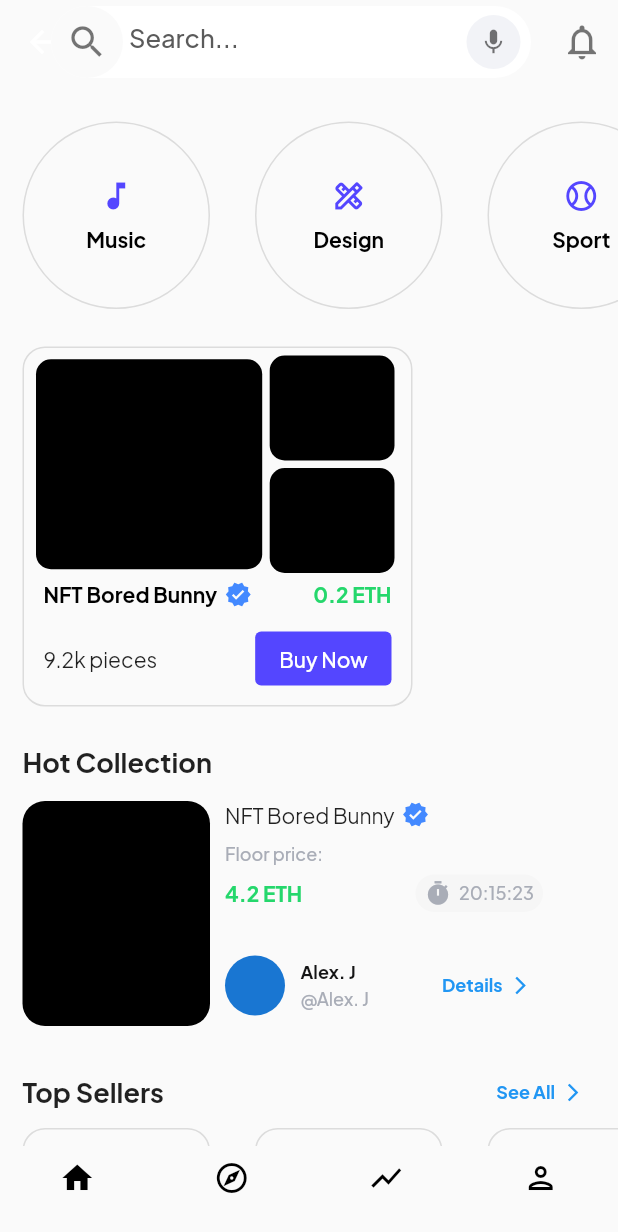
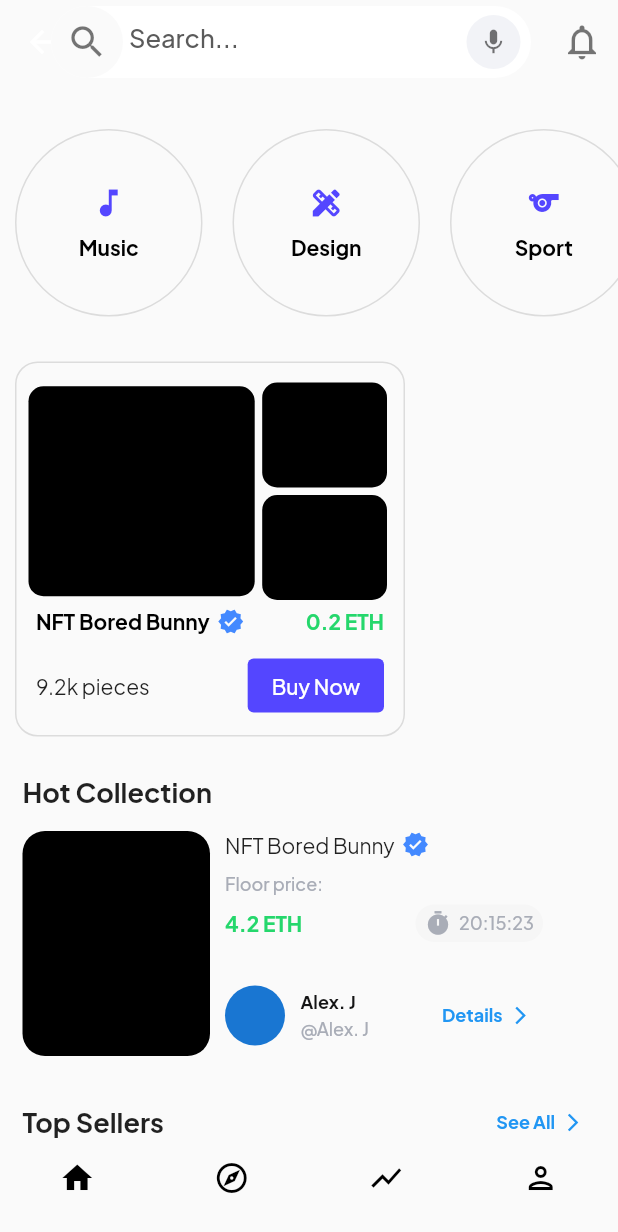
Before and after one commit to ZRShamim/nft_market, a Flutter app: the RootPage screen opened directly, after a tap on the "search" icon, on a phone screen of 412 x 824 dp. Shown: the top 1232 px of the screen. Run offline on Flutter 3.47's test engine with Material 2 defaults, Android fonts, the phone set to English and light mode, and no system bars; our stand-ins replace email_validator, firebase_auth, firebase_core, flutter_inset_box_shadow, google_sign_in, lottie and 1 more; accounts and stored records are empty.

Commit message:
profile page and custom container re-worked

```diff
--- a/lib/main.dart
+++ b/lib/main.dart
@@ -2,7 +2,6 @@
 import 'package:firebase_core/firebase_core.dart';
 import 'package:flutter/material.dart';
 import 'package:flutter/services.dart';
-import 'package:nft_market/design_test.dart';
 import 'package:nft_market/view/onboarding_pages/onboarding_page.dart';
 import 'package:shared_preferences/shared_preferences.dart';
 
--- a/lib/view/Auth/varify_email_page.dart
+++ b/lib/view/Auth/varify_email_page.dart
@@ -5,8 +5,6 @@ import 'package:flutter/material.dart';
 import 'package:nft_market/view/home_page/home_page.dart';
 
 import 'package:nft_market/view/utils.dart';
-
-import '../../main.dart';
 
 class VerifyEmailPage extends StatefulWidget {
   const VerifyEmailPage({Key? key}) : super(key: key);
--- /dev/null
+++ b/lib/view/global_widgets/custom_container.dart
@@ -0,0 +1,33 @@
+import 'package:flutter/material.dart';
+
+class CustomContainer extends StatelessWidget {
+  const CustomContainer({
+    Key? key,
+    required this.width,
+    required this.height,
+    required this.child,
+    required this.radius,
+  }) : super(key: key);
+  final double width;
+  final double height;
+  final Widget child;
+  final double radius;
+
+  @override
+  Widget build(BuildContext context) {
+    return Container(
+      // margin: const EdgeInsets.symmetric(horizontal: 15),
+      // padding: const EdgeInsets.symmetric(horizontal: 8, vertical: 8),
+      width: width,
+      height: height,
+      decoration: BoxDecoration(
+        // color: Colors.black,
+        borderRadius: BorderRadius.circular(radius),
+        border: Border.all(
+          color: Colors.black12,
+        ),
+      ),
+      child: child,
+    );
+  }
+}
--- a/lib/view/home_page/home_page.dart
+++ b/lib/view/home_page/home_page.dart
@@ -1,11 +1,9 @@
 import 'dart:math';
 
 import 'package:flutter/material.dart';
-import 'package:lottie/lottie.dart';
-import 'package:nft_market/view/style/image_path.dart';
 
 import '../style/style.dart';
-import 'widgets/genre_container.dart';
+import '../global_widgets/custom_container.dart';
 
 class HomePage extends StatefulWidget {
   const HomePage({Key? key}) : super(key: key);
@@ -189,36 +187,103 @@ class _HomePageState extends State<HomePage>
           crossAxisAlignment: CrossAxisAlignment.start,
           children: [
             const SizedBox(
-              height: 10,
+              height: 30,
             ),
             // Search by genre section
             SingleChildScrollView(
               scrollDirection: Axis.horizontal,
               child: Row(
+                children: [
+                  Padding(
+                    padding: const EdgeInsets.symmetric(horizontal: 10),
+                    child: CustomContainer(
+                      height: 125,
+                      width: 125,
+                      radius: 100,
+                      child: Column(
+                        mainAxisAlignment: MainAxisAlignment.center,
                         children: const [
-                  GenreContainer(
-                    text: 'Music',
-                    icon: Icons.music_note,
+                          Icon(
+                            Icons.music_note,
+                            color: Color(0xff5446FF),
                           ),
-                  GenreContainer(
-                    text: 'Design',
-                    icon: Icons.design_services_outlined,
+                          SizedBox(
+                            height: 8,
                           ),
-                  GenreContainer(
-                    text: 'Sport',
-                    icon: Icons.sports_baseball_outlined,
+                          Text(
+                            'Music',
+                            style: textStyle14,
+                          ),
+                        ],
+                      ),
+                    ),
+                  ),
+                  Padding(
+                    padding: const EdgeInsets.symmetric(horizontal: 10),
+                    child: CustomContainer(
+                      height: 125,
+                      width: 125,
+                      radius: 100,
+                      child: Column(
+                        mainAxisAlignment: MainAxisAlignment.center,
+                        children: const [
+                          Icon(
+                            Icons.design_services,
+                            color: Color(0xff5446FF),
+                          ),
+                          SizedBox(
+                            height: 8,
+                          ),
+                          Text(
+                            'Design',
+                            style: textStyle14,
+                          ),
+                        ],
+                      ),
+                    ),
+                  ),
+                  Padding(
+                    padding: const EdgeInsets.symmetric(horizontal: 10),
+                    child: CustomContainer(
+                      height: 125,
+                      width: 125,
+                      radius: 100,
+                      child: Column(
+                        mainAxisAlignment: MainAxisAlignment.center,
+                        children: const [
+                          Icon(
+                            Icons.sports,
+                            color: Color(0xff5446FF),
+                          ),
+                          SizedBox(
+                            height: 8,
+                          ),
+                          Text(
+                            'Sport',
+                            style: textStyle14,
+                          ),
+                        ],
+                      ),
+                    ),
                   ),
                 ],
               ),
             ),
             const SizedBox(
-              height: 10,
+              height: 30,
             ),
             // group section
-            const CustomContainer(
+            const Padding(
+              padding: EdgeInsets.symmetric(horizontal: 10),
+              child: CustomContainer(
                 width: 260,
-              height: 240,
+                height: 250,
+                radius: 15,
+                child: Padding(
+                  padding: EdgeInsets.all(8.0),
                   child: Groupedchild(size: 260),
+                ),
+              ),
             ),
             const SizedBox(
               height: 25,
@@ -438,9 +503,12 @@ class UserCard extends StatelessWidget {
 
   @override
   Widget build(BuildContext context) {
-    return CustomContainer(
+    return Padding(
+      padding: const EdgeInsets.symmetric(horizontal: 10),
+      child: CustomContainer(
         width: 125,
         height: 160,
+        radius: 15,
         child: Column(
           mainAxisAlignment: MainAxisAlignment.center,
           children: const [
@@ -460,6 +528,7 @@ class UserCard extends StatelessWidget {
               style: textStyleGreen,
             )
           ],
+        ),
       ),
     );
   }
@@ -491,36 +560,6 @@ class TextButtonIconWidget extends StatelessWidget {
           ),
         ],
       ),
-    );
-  }
-}
-
-class CustomContainer extends StatelessWidget {
-  const CustomContainer({
-    Key? key,
-    required this.width,
-    required this.height,
-    required this.child,
-  }) : super(key: key);
-  final double width;
-  final double height;
-  final Widget child;
-
-  @override
-  Widget build(BuildContext context) {
-    return Container(
-      margin: const EdgeInsets.symmetric(horizontal: 15),
-      padding: const EdgeInsets.symmetric(horizontal: 8),
-      width: width,
-      height: height,
-      decoration: BoxDecoration(
-        // color: Colors.black,
-        borderRadius: BorderRadius.circular(15),
-        border: Border.all(
-          color: Colors.black12,
-        ),
-      ),
-      child: child,
     );
   }
 }
--- a/lib/view/home_page/widgets/genre_container.dart
+++ /dev/null
@@ -1,44 +0,0 @@
-import 'package:flutter/material.dart';
-import '../../style/style.dart';
-
-class GenreContainer extends StatelessWidget {
-  const GenreContainer({
-    Key? key,
-    required this.icon,
-    required this.text,
-  }) : super(key: key);
-
-  final IconData icon;
-  final String text;
-
-  @override
-  Widget build(BuildContext context) {
-    return Container(
-      margin: const EdgeInsets.all(15),
-      width: 125,
-      height: 125,
-      decoration: BoxDecoration(
-        border: Border.all(
-          color: Colors.black12,
-        ),
-        borderRadius: BorderRadius.circular(100),
-      ),
-      child: Column(
-        mainAxisAlignment: MainAxisAlignment.center,
-        children: [
-          Icon(
-            icon,
-            color: const Color(0xff5446FF),
-          ),
-          const SizedBox(
-            height: 8,
-          ),
-          Text(
-            text,
-            style: textStyle14,
-          ),
-        ],
-      ),
-    );
-  }
-}
--- a/lib/view/profile_page/profile_page.dart
+++ b/lib/view/profile_page/profile_page.dart
@@ -1,8 +1,6 @@
 import 'package:flutter/material.dart';
-import 'package:lottie/lottie.dart';
+import 'package:nft_market/view/global_widgets/custom_container.dart';
 import 'package:nft_market/view/style/style.dart';
-
-import '../style/image_path.dart';
 
 class ProfilePage extends StatelessWidget {
   const ProfilePage({Key? key}) : super(key: key);
@@ -53,6 +51,77 @@ class ProfilePage extends StatelessWidget {
                   ],
                 )
               ],
+            ),
+            const SizedBox(
+              height: 20,
+            ),
+            Row(
+              mainAxisAlignment: MainAxisAlignment.spaceBetween,
+              children: [
+                Row(
+                  children: const [
+                    Text(
+                      '0xc4c16a645...b21a',
+                      style: TextStyle(
+                        fontSize: 12,
+                        fontWeight: FontWeight.w500,
+                        color: Color(0xff5446FF),
+                      ),
+                    ),
+                    SizedBox(
+                      width: 10,
+                    ),
+                    Icon(
+                      Icons.copy,
+                      size: 18,
+                      color: Color(0xff5446FF),
+                    ),
+                  ],
+                ),
+                Row(
+                  children: [
+                    Padding(
+                      padding: const EdgeInsets.only(right: 8),
+                      child: CustomContainer(
+                        width: 40,
+                        height: 40,
+                        radius: 25,
+                        child: Padding(
+                          padding: const EdgeInsets.all(10.0),
+                          child: Image.asset(
+                            'assets/logo/facebook.png',
+                          ),
+                        ),
+                      ),
+                    ),
+                    Padding(
+                      padding: const EdgeInsets.only(right: 8),
+                      child: CustomContainer(
+                        width: 40,
+                        height: 40,
+                        radius: 20,
+                        child: Padding(
+                          padding: const EdgeInsets.all(10),
+                          child: Image.asset(
+                            'assets/logo/twitter.png',
+                          ),
+                        ),
+                      ),
+                    ),
+                    CustomContainer(
+                      width: 40,
+                      height: 40,
+                      radius: 20,
+                      child: Padding(
+                        padding: const EdgeInsets.all(8.0),
+                        child: Image.asset(
+                          'assets/logo/instagram.png',
+                        ),
+                      ),
+                    ),
+                  ],
+                )
+              ],
             )
           ],
         ),
--- a/lib/view/root_page.dart
+++ b/lib/view/root_page.dart
@@ -13,7 +13,7 @@ class RootPage extends StatefulWidget {
 }
 
 class _RootPageState extends State<RootPage> {
-  int index = 0;
+  int index = 3;
   var screens = [
     const HomePage(),
     const ExplorePage(),
```
Also changed, not shown: assets/logo/facebook.png (added), assets/logo/instagram.png (added), assets/logo/twitter.png (added), 1 other file. Lines whose indentation alone changed are shown as unchanged.
